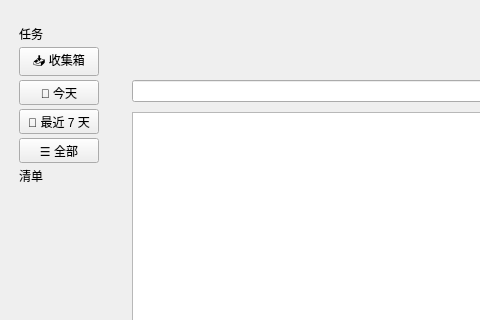
The window that src/todopage.ui (PT123123/aw-qtui) describes before a commit, drawn with Qt 5; both pictures show x 0 to 480 and y 0 to 320 of the 980 by 640 pixel window.
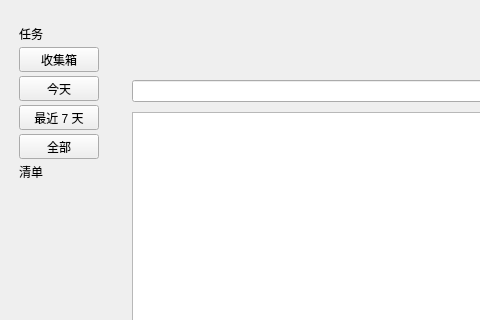
The same window after the commit.

Commit message:
refactor(ui): 设置页收纳收件箱设置，导航切换按钮美化
- 新增底部「设置」导航入口：PAGE_SETTINGS 容器页含收件箱设置 + 通用设置两个子标签，
  通用设置 Tab 提供打开设置对话框入口；移除原收件箱设置导航按钮，快捷键 2 指向设置页
- 去掉侧边栏顶部时钟图标
- NavToggle 与 NavBtn 统一同宽 pill 样式（radius 8 + hover/pressed 圆角块）
- Todo 页侧栏视图按钮统一 Segoe 图标语言（新增 Calendar/ViewAll 码位），
  updateSideIcons() 按选中态重绘 accent/muted

The edit to the form file:
```diff
--- a/src/todopage.ui
+++ b/src/todopage.ui
@@ -46,7 +46,7 @@
       <item>
        <widget class="QToolButton" name="btnInbox">
         <property name="text">
-         <string>📥 收集箱</string>
+         <string>收集箱</string>
         </property>
         <property name="checkable">
          <bool>true</bool>
@@ -62,7 +62,7 @@
       <item>
        <widget class="QToolButton" name="btnToday">
         <property name="text">
-         <string>📅 今天</string>
+         <string>今天</string>
         </property>
         <property name="checkable">
          <bool>true</bool>
@@ -78,7 +78,7 @@
       <item>
        <widget class="QToolButton" name="btnNext7">
         <property name="text">
-         <string>📆 最近 7 天</string>
+         <string>最近 7 天</string>
         </property>
         <property name="checkable">
          <bool>true</bool>
@@ -94,7 +94,7 @@
       <item>
        <widget class="QToolButton" name="btnAll">
         <property name="text">
-         <string>☰ 全部</string>
+         <string>全部</string>
         </property>
         <property name="checkable">
          <bool>true</bool>
```
The commit also changes 5 other files.
